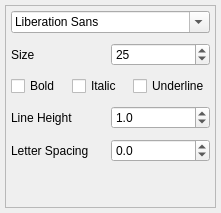
First picture: the form in src/widgets/panels/font-panel.ui, repository flux3dp/swiftray, before the edit.
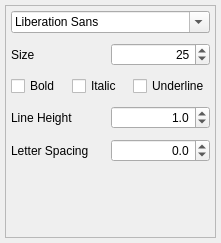
Second picture: the form after the edit. Custom widgets are drawn as their Qt base class.

Commit message: Use right align in spinbox

The edit to the form file:
```diff
--- a/src/widgets/panels/font-panel.ui
+++ b/src/widgets/panels/font-panel.ui
@@ -7,7 +7,7 @@
     <x>0</x>
     <y>0</y>
     <width>221</width>
-    <height>213</height>
+    <height>243</height>
    </rect>
   </property>
   <property name="sizePolicy">
@@ -142,6 +142,9 @@
         </item>
         <item>
          <widget class="QSpinBox" name="fontSizeSpinBox">
+          <property name="alignment">
+           <set>Qt::AlignRight|Qt::AlignTrailing|Qt::AlignVCenter</set>
+          </property>
           <property name="suffix">
            <string/>
           </property>
@@ -215,6 +218,9 @@
         </item>
         <item>
          <widget class="QDoubleSpinBox" name="lineHeightSpinBox">
+          <property name="alignment">
+           <set>Qt::AlignRight|Qt::AlignTrailing|Qt::AlignVCenter</set>
+          </property>
           <property name="decimals">
            <number>1</number>
           </property>
@@ -251,6 +257,9 @@
         </item>
         <item>
          <widget class="QDoubleSpinBox" name="letterSpacingSpinBox">
+          <property name="alignment">
+           <set>Qt::AlignRight|Qt::AlignTrailing|Qt::AlignVCenter</set>
+          </property>
           <property name="decimals">
            <number>1</number>
           </property>
```
The commit also changes 5 other files.
